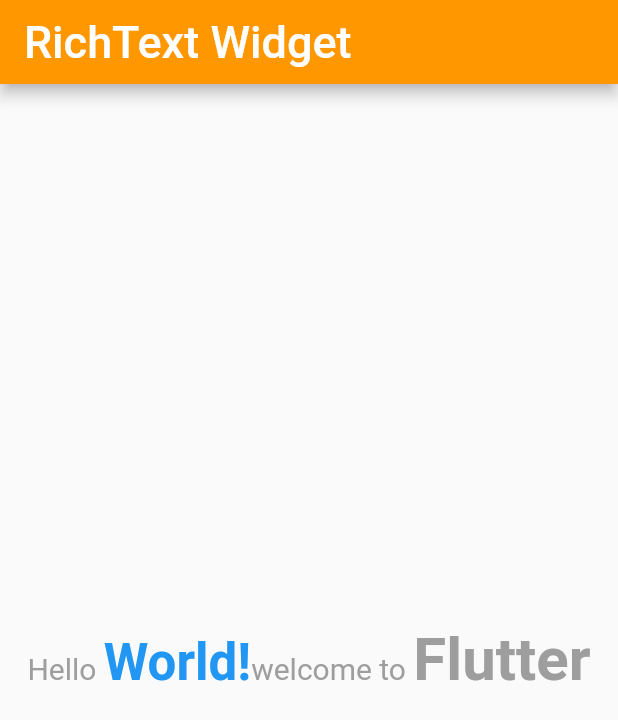
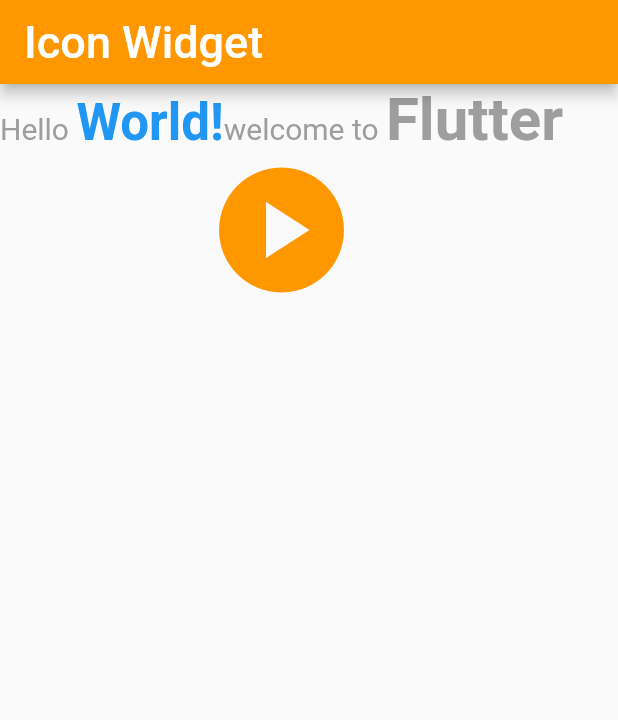
Before and after one commit to rabikrishnayadav/learn_flutter, a Flutter app: the screen it shows after launch, on a phone screen of 412 x 824 dp. Shown: the top 720 px of the screen. Run offline on Flutter 3.47's test engine with Material 2 defaults, Android fonts, the phone set to English and light mode, and no system bars.

Commit message:
Icon Widget

```diff
--- a/lib/main.dart
+++ b/lib/main.dart
@@ -104,10 +104,11 @@ class _MyHomePageState extends State<MyHomePage> {
 
     return Scaffold(
       appBar: AppBar(
-        title: Text("RichText Widget", style: mTextStyle50()),
+        title: Text("Icon Widget", style: mTextStyle50()),
       ),
-      body: Center(
-        child: Container(
+      body: Column(
+        children: [
+          Container(
             child: RichText(
                 text: TextSpan(
                     style: TextStyle(
@@ -130,6 +131,16 @@ class _MyHomePageState extends State<MyHomePage> {
                 )
             ),
           ),
+          Container(
+            width: 100,
+            height: 100,
+            child: Icon(
+              Icons.play_circle,
+              size: 100,
+              color: Colors.orange,
+            ),
+          )
+        ],
       )
     );
   }
```
Lines whose indentation alone changed are shown as unchanged.
